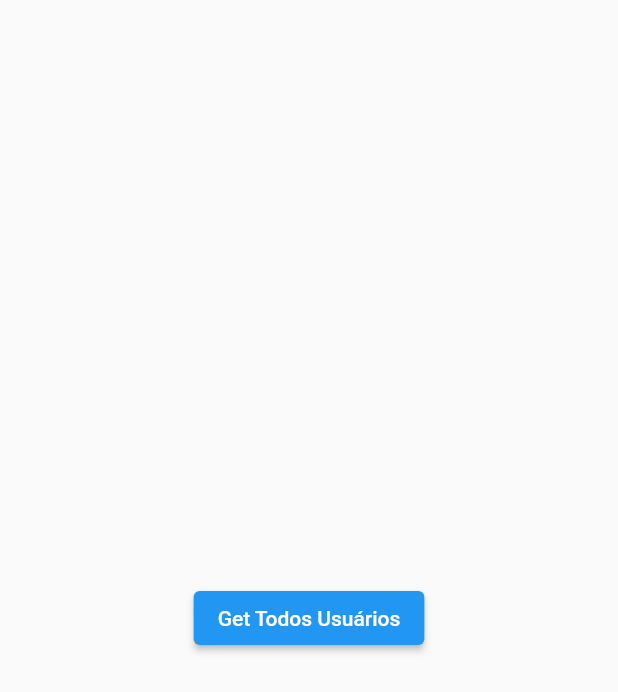
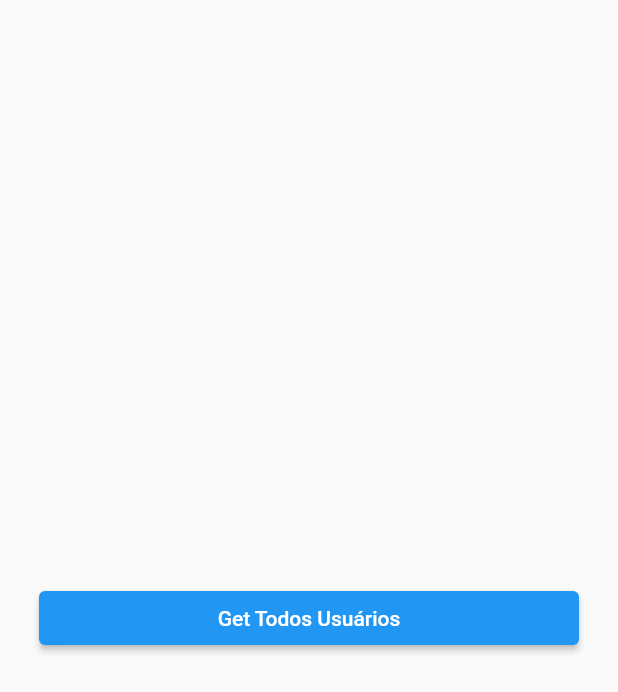
Before and after one commit to CarlosCastiglioni/flutter-crud, a Flutter app: the HomePage screen opened directly, after a tap on "Get Todos Usuários", on a phone screen of 412 x 824 dp. Shown: the top 692 px of the screen. Run offline on Flutter 3.47's test engine with Material 2 defaults, Android fonts, the phone set to English and light mode, and no system bars; our stand-ins replace flutter_mobx, mobx, shared_preferences; accounts and stored records are empty; generated files the repository leaves out were written again; network calls fail.

Commit message:
correcao no home store na funcao getUsers para await em gettoken

```diff
--- a/lib/modules/home/home_page.dart
+++ b/lib/modules/home/home_page.dart
@@ -1,5 +1,6 @@
 import 'package:flutter/material.dart';
 import 'package:flutter_crud/modules/home/home_store.dart';
+import 'package:flutter_mobx/flutter_mobx.dart';
 
 class HomePage extends StatefulWidget {
   const HomePage({Key? key}) : super(key: key);
@@ -13,13 +14,25 @@ class _HomePageState extends State<HomePage> {
   @override
   Widget build(BuildContext context) {
     return Scaffold(
-      body: Center(
-          child: ElevatedButton(
-        onPressed: () {
-          controller.getUsers();
-        },
-        child: Text("Get Todos Usuários"),
-      )),
+      body: Padding(
+        padding: const EdgeInsets.symmetric(horizontal: 26.0),
+        child: Column(
+          mainAxisAlignment: MainAxisAlignment.center,
+          crossAxisAlignment: CrossAxisAlignment.stretch,
+          children: [
+            Observer(
+              builder: (_) {
+                return ElevatedButton(
+                  onPressed: () {
+                    controller.getUsers();
+                  },
+                  child: const Text("Get Todos Usuários"),
+                );
+              },
+            ),
+          ],
+        ),
+      ),
     );
   }
 }
--- a/lib/modules/home/home_store.dart
+++ b/lib/modules/home/home_store.dart
@@ -5,18 +5,20 @@ part 'home_store.g.dart';
 
 class HomeStore = _HomeStoreBase with _$HomeStore;
 
-dynamic token;
+abstract class _HomeStoreBase with Store {
+  final baseUrl = "https://poc-person-service.herokuapp.com/poc/person-api/v1";
 
-abstract class _HomeStoreBase with Store {
+  @observable
+  dynamic token;
+
   Future<dynamic> getToken() async {
     SharedPreferences sharedPreferences = await SharedPreferences.getInstance();
     token = sharedPreferences.get("token");
-    return token;
   }
 
   Future getUsers() async {
-    var url = Uri.parse(
-        "https://poc-person-service.herokuapp.com/poc/person-api/v1/person");
+    await getToken();
+    var url = Uri.parse("$baseUrl/person");
     var response = await http.get(
       url,
       headers: {'Authorization': token},
```
Also changed, not shown: lib/models/home_buttons_widget.dart (added), lib/modules/home/home_store.g.dart.
